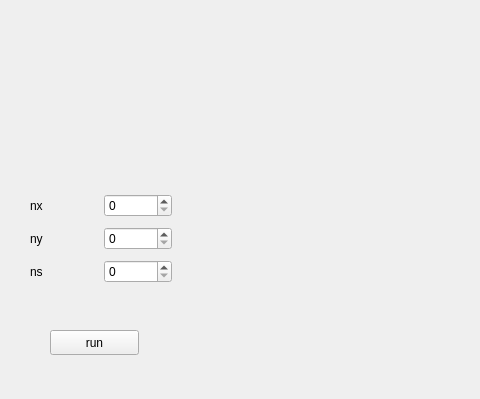
Qt form mainwindow.ui (newMember1/toyPBRT) before a commit; both pictures show x 0 to 480 and y 0 to 399 of the 800 by 600 pixel window.
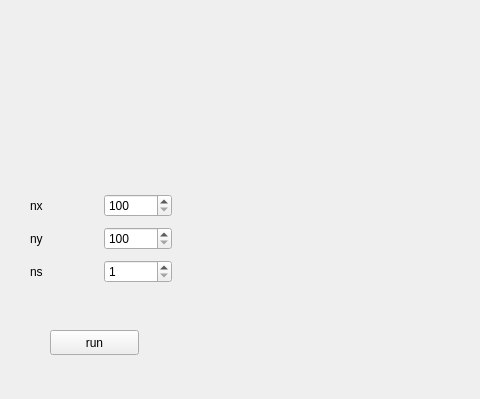
The same form after that commit.

Patch:
```diff
--- a/mainwindow.ui
+++ b/mainwindow.ui
@@ -49,7 +49,7 @@
      <string>run</string>
     </property>
    </widget>
-   <widget class="QWidget" name="">
+   <widget class="QWidget" name="layoutWidget">
     <property name="geometry">
      <rect>
       <x>30</x>
@@ -69,7 +69,14 @@
         </widget>
        </item>
        <item>
-        <widget class="QSpinBox" name="spinBox"/>
+        <widget class="QSpinBox" name="spinBox_nx">
+         <property name="minimum">
+          <number>100</number>
+         </property>
+         <property name="maximum">
+          <number>4096</number>
+         </property>
+        </widget>
        </item>
       </layout>
      </item>
@@ -83,7 +90,14 @@
         </widget>
        </item>
        <item>
-        <widget class="QSpinBox" name="spinBox_2"/>
+        <widget class="QSpinBox" name="spinBox_ny">
+         <property name="minimum">
+          <number>100</number>
+         </property>
+         <property name="maximum">
+          <number>4096</number>
+         </property>
+        </widget>
        </item>
       </layout>
      </item>
@@ -97,7 +111,14 @@
         </widget>
        </item>
        <item>
-        <widget class="QSpinBox" name="spinBox_3"/>
+        <widget class="QSpinBox" name="spinBox_ns">
+         <property name="minimum">
+          <number>1</number>
+         </property>
+         <property name="maximum">
+          <number>10000</number>
+         </property>
+        </widget>
        </item>
       </layout>
      </item>
```
